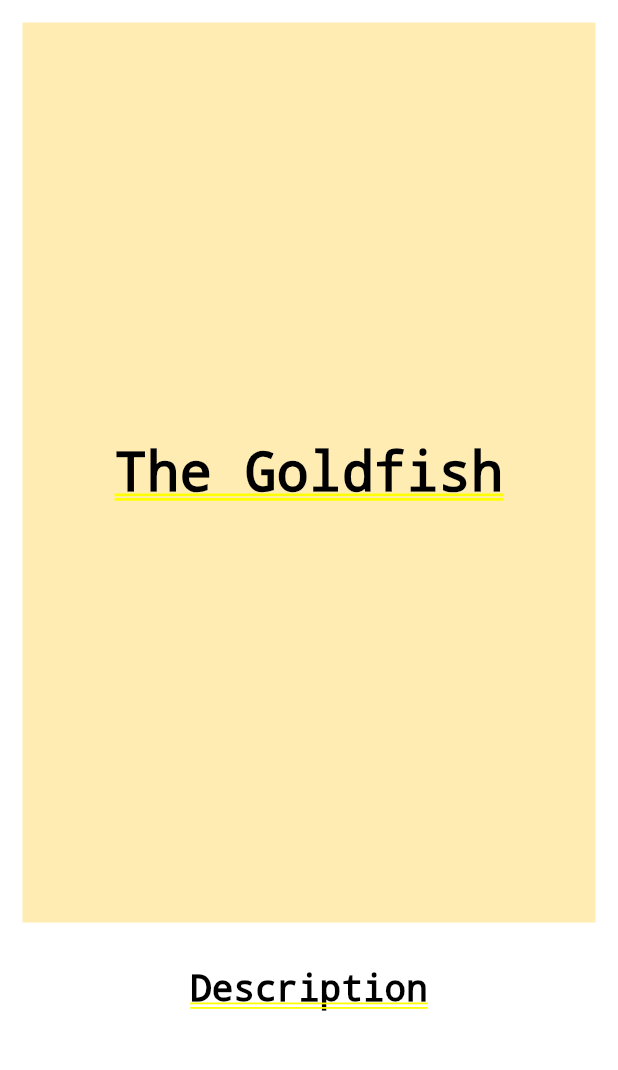
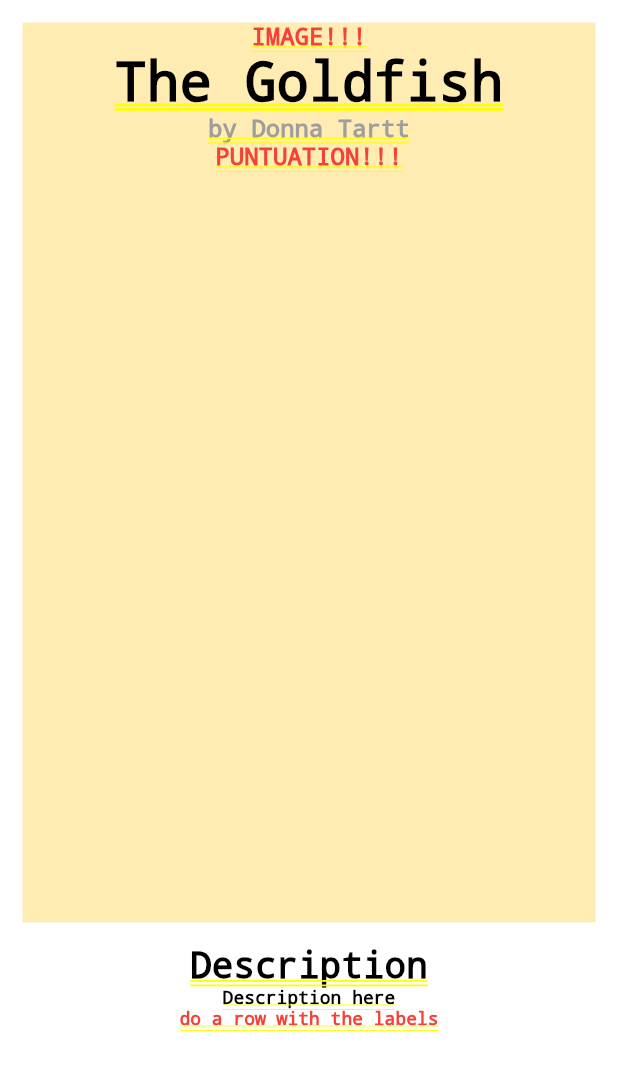
Before and after one commit to Marta-24/task1, a Flutter app: the screen it shows after launch, on a phone screen of 412 x 824 dp. Shown: the top 1070 px of the screen. Run offline on Flutter 3.47's test engine with Material 2 defaults, Android fonts, the phone set to English and light mode, and no system bars; missing offline and left inert: dart:html.

Commit message:
major changes

```diff
--- a/lib/main.dart
+++ b/lib/main.dart
@@ -10,40 +10,41 @@ class MyApp extends StatelessWidget {
   const MyApp({super.key});
 
   @override
-  /*Widget build(BuildContext context) {
-    return MaterialApp(
-        home: Scaffold(
-            body: Center(
-                child: Container(
-                    margin: const EdgeInsets.only(
-                        left: 15, top: 15, right: 15, bottom: 300),
-                    color: Colors.amber[100],
-                    child: const Center(
-                        child: Text(
-                      'The Goldfish',
-                      style: TextStyle(fontSize: 36.0, color: Colors.black),
-                    ))))));
-  }*/
   Widget build(BuildContext context) {
     return MaterialApp(
-        home: Container(
-            child: Center(
+        home: Center(
       child: Column(children: <Widget>[
         Container(
             margin:
-                const EdgeInsets.only(left: 15, top: 15, right: 15, bottom: 30),
-            color: Colors.amber[100],
+                const EdgeInsets.only(left: 15, top: 15, right: 15, bottom: 15),
             height: 600,
-            child: const Center(
-                child: Text(
-              'The Goldfish',
-              style: TextStyle(fontSize: 36.0, color: Colors.black),
-            ))),
-        const Text(
-          'Description',
-          style: TextStyle(fontSize: 24.0, color: Colors.black),
-        )
+            width: 10000,
+            decoration: BoxDecoration(
+              color: Colors.amber[100],
+            ),
+            child: Column(children: const <Widget>[
+              Text(
+                'IMAGE!!!',
+                style: TextStyle(fontSize: 16, color: Colors.red),
+              ),
+              Text('The Goldfish',
+                  style: TextStyle(fontSize: 36.0, color: Colors.black)),
+              Text('by Donna Tartt',
+                  style: TextStyle(fontSize: 16, color: Colors.grey)),
+              Text('PUNTUATION!!!',
+                  style: TextStyle(fontSize: 16, color: Colors.red)),
+            ])),
+        Column(children: const <Widget>[
+          Text(
+            'Description',
+            style: TextStyle(fontSize: 24.0, color: Colors.black),
+          ),
+          Text('Description here',
+              style: TextStyle(fontSize: 12, color: Colors.black)),
+          Text('do a row with the labels',
+              style: TextStyle(fontSize: 12, color: Colors.red)),
+        ])
       ]),
-    )));
+    ));
   }
 }
```
